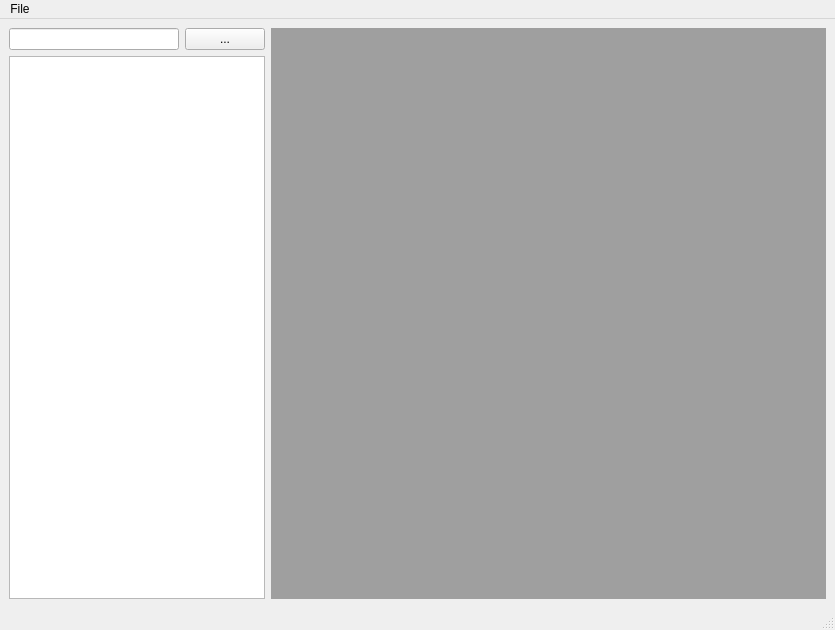
The window that textviewer.ui (yhw605/QGOPDD) describes before a commit, drawn with Qt 5.
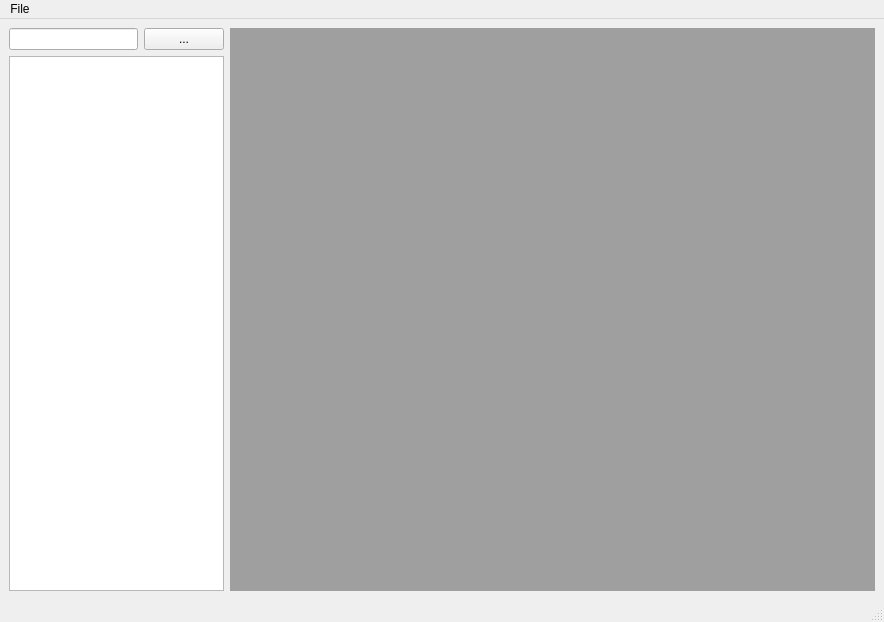
The same window after the commit.

Diff of the .ui file:
```diff
--- a/textviewer.ui
+++ b/textviewer.ui
@@ -6,8 +6,8 @@
    <rect>
     <x>0</x>
     <y>0</y>
-    <width>835</width>
-    <height>630</height>
+    <width>884</width>
+    <height>622</height>
    </rect>
   </property>
   <property name="windowTitle">
@@ -16,10 +16,6 @@
   <widget class="QWidget" name="centralwidget">
    <layout class="QGridLayout" name="gridLayout">
     <item row="0" column="0">
-     <layout class="QHBoxLayout" name="horizontalLayout_2">
-      <item>
-       <layout class="QVBoxLayout" name="verticalLayout">
-        <item>
          <layout class="QHBoxLayout" name="horizontalLayout">
           <item>
            <widget class="QLineEdit" name="lineEdit">
@@ -46,12 +42,7 @@
           </item>
          </layout>
         </item>
-        <item>
-         <widget class="QTreeView" name="treeView"/>
-        </item>
-       </layout>
-      </item>
-      <item>
+    <item row="0" column="1" rowspan="2">
        <widget class="QMdiArea" name="mdiArea">
         <property name="sizePolicy">
          <sizepolicy hsizetype="Expanding" vsizetype="Expanding">
@@ -67,7 +58,15 @@
         </property>
        </widget>
       </item>
-     </layout>
+    <item row="1" column="0">
+     <widget class="QTreeView" name="treeView">
+      <property name="sizePolicy">
+       <sizepolicy hsizetype="Expanding" vsizetype="Expanding">
+        <horstretch>2</horstretch>
+        <verstretch>0</verstretch>
+       </sizepolicy>
+      </property>
+     </widget>
     </item>
    </layout>
   </widget>
@@ -76,7 +75,7 @@
     <rect>
      <x>0</x>
      <y>0</y>
-     <width>835</width>
+     <width>884</width>
      <height>21</height>
     </rect>
    </property>
```
Lines whose indentation alone changed are shown as unchanged.
